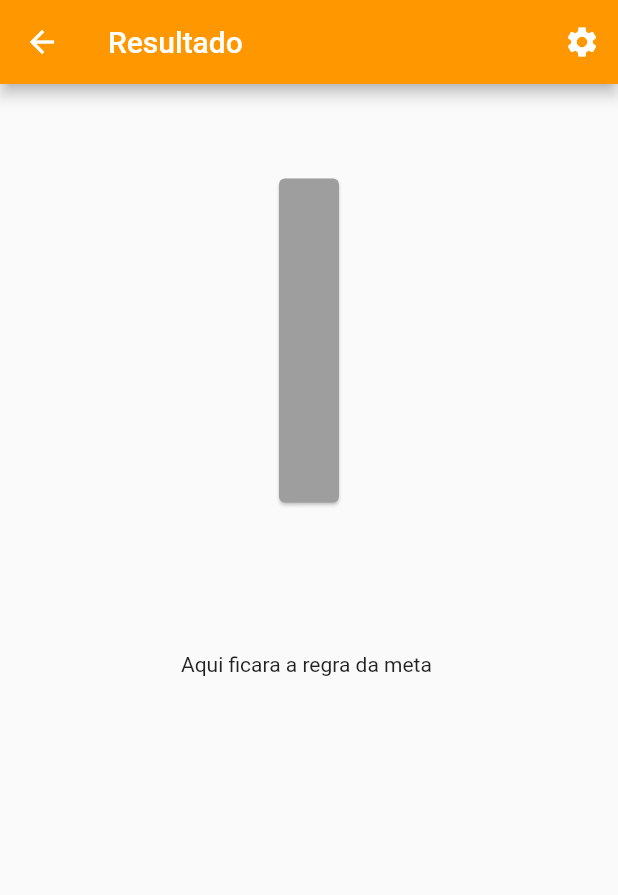
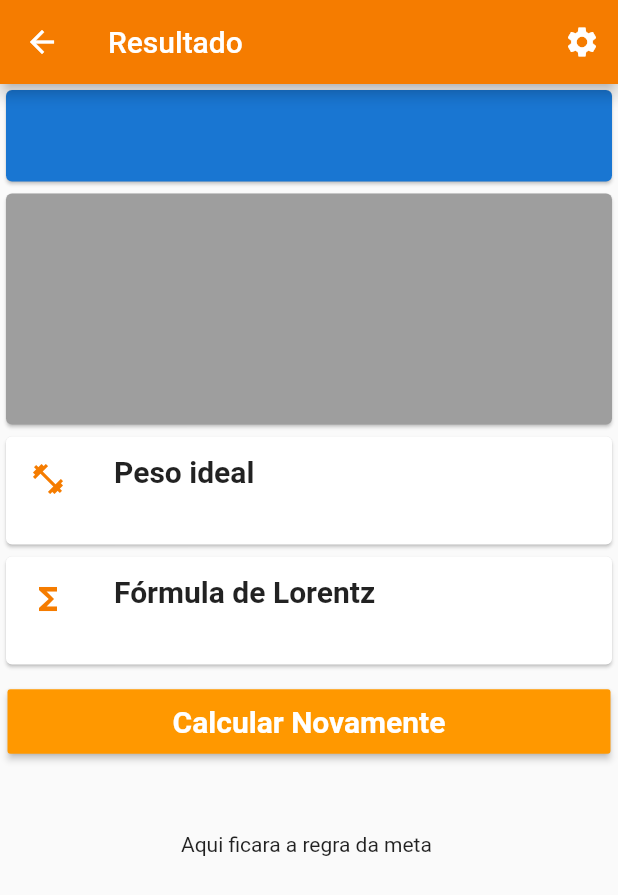
Before and after one commit to gessikaguimaraes/imc, a Flutter app: the ResultadoPage screen opened directly with empty values, on a phone screen of 412 x 824 dp. Shown: the top 895 px of the screen. Run offline on Flutter 3.47's test engine with Material 2 defaults, Android fonts, the phone set to English and light mode, and no system bars; our stand-ins replace flutter_masked_text, shared_preferences; missing offline and left inert: firebase_admob; accounts and stored records are empty.

Commit message:
implementa a tela de resultados

```diff
--- a/lib/blocs/imc_bloc.dart
+++ b/lib/blocs/imc_bloc.dart
@@ -21,12 +21,12 @@ class ImcBloc {
 
     resultado = "${imc.toStringAsPrecision(2)}";
     pesoIdeal =
-        "Peso ideal: ${pesoMinimo.toStringAsPrecision(2)} a ${pesoMaximo.toStringAsPrecision(2)} kg";
+        "${pesoMinimo.toStringAsPrecision(2)} a ${pesoMaximo.toStringAsPrecision(2)} kg";
 
     double formula = double.parse(heightCtrl.text) -
         100 -
         (double.parse(heightCtrl.text) - 150) / k;
-    formulaLorentz = "Formula de Lorentz: ${formula.toStringAsPrecision(2)} kg";
+    formulaLorentz = "${formula.toStringAsPrecision(2)} kg";
 
     int i = int.parse(idade.text);
     if (i >= 1 && i <= 19) {
--- a/lib/ui/android/pages/home_page.dart
+++ b/lib/ui/android/pages/home_page.dart
@@ -2,6 +2,7 @@ import 'package:flutter/material.dart';
 import 'package:flutter/services.dart';
 import 'package:imc/blocs/imc_bloc.dart';
 import 'package:imc/ui/android/pages/resultado_page.dart';
+import 'package:imc/ui/services/admob_service.dart';
 import 'package:shared_preferences/shared_preferences.dart';
 
 import 'configuracao_page.dart';
@@ -21,6 +22,7 @@ class _HomePageState extends State<HomePage> {
   @override
   void initState() {
     super.initState();
+    AdMobService().mostrarBanner();
     focusNodeAltura = FocusNode();
     focusNodePeso = FocusNode();
     focusNodeIdade = FocusNode();
@@ -28,6 +30,7 @@ class _HomePageState extends State<HomePage> {
 
   @override
   void dispose() {
+    AdMobService().bannerAd.dispose();
     focusNodeAltura.dispose();
     focusNodePeso.dispose();
     focusNodeIdade.dispose();
@@ -54,6 +57,8 @@ class _HomePageState extends State<HomePage> {
         ],
       ),
       body: Container(
+        child: SingleChildScrollView(
+          // padding: EdgeInsets.all(32),
           child: Column(
             // mainAxisAlignment: MainAxisAlignment.center,
             children: <Widget>[
@@ -101,8 +106,9 @@ class _HomePageState extends State<HomePage> {
                   decoration: InputDecoration(
                     labelText: "Peso (kg)",
                     labelStyle: TextStyle(
-                    color:
-                        focusNodePeso.hasFocus ? Colors.orange : Colors.black38,
+                      color: focusNodePeso.hasFocus
+                          ? Colors.orange
+                          : Colors.black38,
                     ),
                     focusedBorder: OutlineInputBorder(
                       borderRadius: BorderRadius.circular(25.0),
@@ -200,6 +206,7 @@ class _HomePageState extends State<HomePage> {
             ],
           ),
         ),
+      ),
     );
   }
 }
--- a/lib/ui/android/pages/resultado_page.dart
+++ b/lib/ui/android/pages/resultado_page.dart
@@ -33,7 +33,7 @@ class _ResultadoPageState extends State<ResultadoPage> {
     return Scaffold(
       appBar: AppBar(
         title: Text("Resultado"),
-        backgroundColor: Colors.orange,
+        backgroundColor: Colors.orange[700],
         actions: <Widget>[
           IconButton(
             icon: Icon(Icons.settings),
@@ -54,46 +54,128 @@ class _ResultadoPageState extends State<ResultadoPage> {
               child: SingleChildScrollView(
                 child: Column(
                   children: <Widget>[
-                    Text(
+                    Card(
+                      color: Colors.blue[700],
+                      child: Column(
+                          mainAxisSize: MainAxisSize.min,
+                          children: <Widget>[
+                            ListTile(
+                              title: Text(
                                 widget.mensagem,
                                 textAlign: TextAlign.center,
                                 style: TextStyle(
-                        //color: Colors.white,
-                        fontSize: 50,
+                                  color: Colors.white,
+                                  fontSize: 45,
                                 ),
                               ),
-                    Center(
-                      child: Card(
+                            ),
+                          ]),
+                    ),
+                    Card(
                       color: widget.cor,
-                        child: Container(
-                          padding: EdgeInsets.all(20.0),
                       child: Column(
+                          mainAxisSize: MainAxisSize.min,
                           children: <Widget>[
-                              Text(
+                            ListTile(
+                              // leading: Icon(
+                              //   Icons.directions_car,
+                              //   color: Colors.red,
+                              // ),
+                              title: Text(
                                 "${widget.resultado}",
                                 textAlign: TextAlign.center,
                                 style: TextStyle(
                                   color: Colors.white,
-                                  fontSize: 150,
-                                ),
-                              ),
-                            ],
+                                  fontSize: 125,
                                 ),
                               ),
                             ),
+                          ]),
                     ),
-                    Text(
-                      "${widget.pesoIdeal}",
-                      textAlign: TextAlign.center,
+                    Card(
+                      // color: widget.cor,
+                      child: Column(
+                          mainAxisSize: MainAxisSize.min,
+                          children: <Widget>[
+                            ListTile(
+                              leading: Icon(
+                                Icons.fitness_center,
+                                color: Colors.orange[700],
+                              ),
+                              title: Text(
+                                "Peso ideal",
                                 style: TextStyle(
+                                  color: Colors.black87,
+                                  fontWeight: FontWeight.w600,
                                   fontSize: 20,
                                 ),
                               ),
+                              subtitle: Text(
+                                "${widget.pesoIdeal}",
+                                style: TextStyle(
+                                  fontWeight: FontWeight.w600,
+                                  fontSize: 20,
+                                ),
+                              ),
+                            ),
+                          ]),
+                    ),
+                    Card(
+                      // color: widget.cor,
+                      child: Column(
+                          mainAxisSize: MainAxisSize.min,
+                          children: <Widget>[
+                            ListTile(
+                              trailing: FittedBox(
+                                fit: BoxFit.fill,
+                              ),
+                              leading: Icon(
+                                Icons.functions,
+                                color: Colors.orange[700],
+                              ),
+                              title: Text(
+                                "Fórmula de Lorentz",
+                                style: TextStyle(
+                                  color: Colors.black87,
+                                  fontWeight: FontWeight.w600,
+                                  fontSize: 20,
+                                ),
+                              ),
+                              subtitle: Text(
+                                "${widget.formulaLorentz}",
+                                style: TextStyle(
+                                  fontWeight: FontWeight.w600,
+                                  fontSize: 20,
+                                ),
+                              ),
+                            ),
+                          ]),
+                    ),
+                    Padding(
+                      padding: EdgeInsets.only(top: 10, left: 5, right: 5),
+                      child: RaisedButton(
+                        color: Colors.orange,
+                        textColor: Colors.white,
+                        padding: EdgeInsets.all(10),
+                        child: Row(
+                            mainAxisAlignment: MainAxisAlignment.center,
+                            children: <Widget>[
                               Text(
-                      "${widget.formulaLorentz}",
-                      textAlign: TextAlign.center,
+                                "Calcular Novamente",
                                 style: TextStyle(
                                   fontSize: 20,
+                                  fontWeight: FontWeight.bold,
+                                ),
+                              ),
+                              // Icon(
+                              //   Icons.update,
+                              //   color: Colors.white,
+                              // ),
+                            ]),
+                        onPressed: () {
+                          // Navigator.pushReplacementNamed(
+                          //     context, RouteGeneretor.ROTA_HOME);
+                        },
                       ),
                     ),
                     SizedBox(
--- a/lib/ui/services/admob_service.dart
+++ b/lib/ui/services/admob_service.dart
@@ -4,12 +4,11 @@ import 'package:flutter/material.dart';
 class AdMobService {
   MobileAdTargetingInfo targetingInfo = MobileAdTargetingInfo(
     keywords: <String>[
-      "Games",
-      "beautiful apps",
+      "Peso",
+      "saudavel",
       "imc",
       "IMC",
     ],
-    // contentUrl: 'https://flutter.io',
     childDirected: false,
     testDevices: <String>[],
   );
```
Lines whose indentation alone changed are shown as unchanged.
